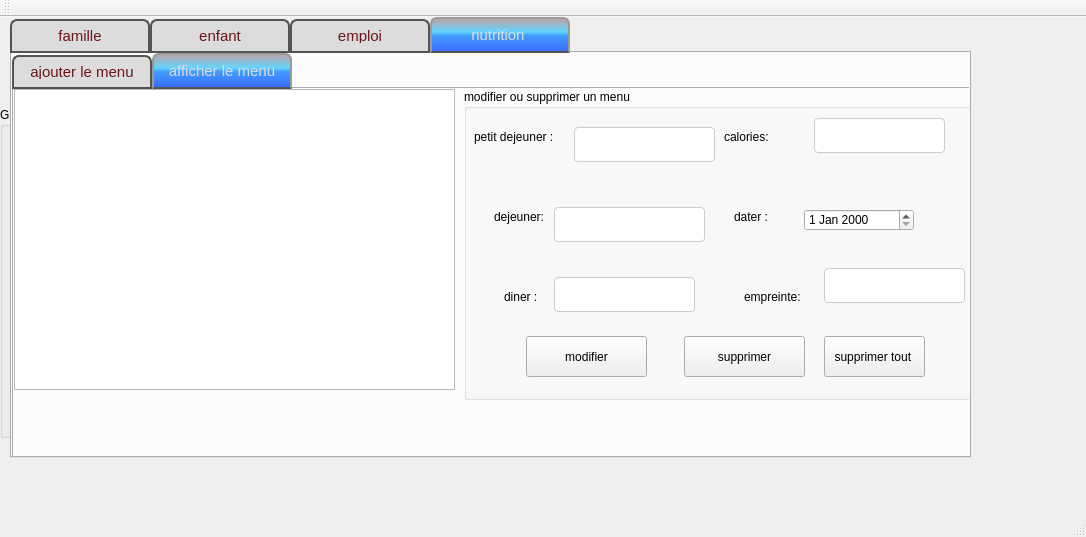
Before: the Qt Designer form mainwindow.ui in soumaya-nheri/Smart-parental-monitoring-system-2A27, drawn with Qt 5.
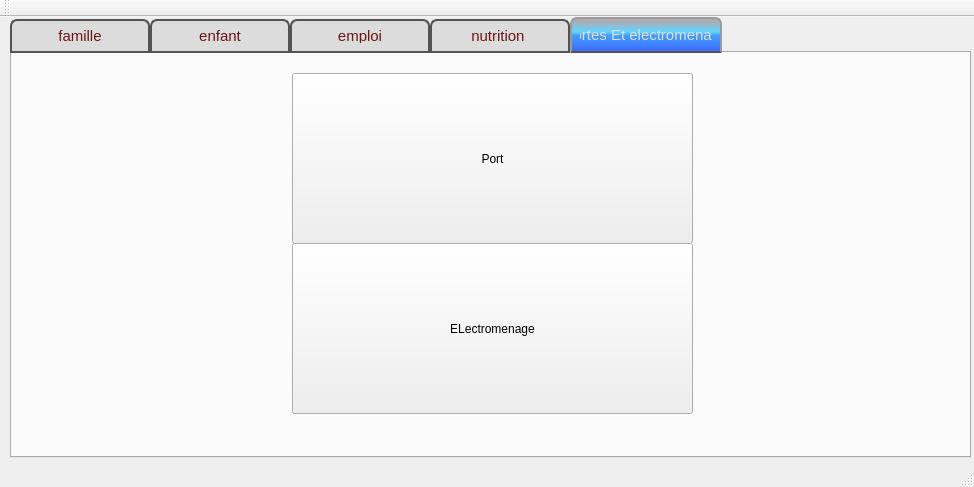
After: the same form once the commit is applied. Icons and pictures are not drawn.

What changed in the file:
```diff
--- a/mainwindow.ui
+++ b/mainwindow.ui
@@ -6,8 +6,8 @@
    <rect>
     <x>0</x>
     <y>0</y>
-    <width>1086</width>
-    <height>537</height>
+    <width>974</width>
+    <height>487</height>
    </rect>
   </property>
   <property name="windowTitle">
@@ -23,6 +23,12 @@
       <height>441</height>
      </rect>
     </property>
+    <property name="maximumSize">
+     <size>
+      <width>16777215</width>
+      <height>16777215</height>
+     </size>
+    </property>
     <property name="styleSheet">
      <string notr="true">QTabWidget::pane { /* The tab widget frame */
 	background-image: url(:/back/back.png);
@@ -72,7 +78,13 @@
 }</string>
     </property>
     <property name="currentIndex">
-     <number>3</number>
+     <number>4</number>
+    </property>
+    <property name="iconSize">
+     <size>
+      <width>16</width>
+      <height>16</height>
+     </size>
     </property>
     <widget class="QWidget" name="tab">
      <attribute name="title">
@@ -1466,22 +1478,38 @@
       </widget>
      </widget>
     </widget>
+    <widget class="QWidget" name="tab_15">
+     <attribute name="title">
+      <string>Portes Et electromenage</string>
+     </attribute>
+     <widget class="QPushButton" name="pushButton_2">
+      <property name="geometry">
+       <rect>
+        <x>280</x>
+        <y>190</y>
+        <width>401</width>
+        <height>171</height>
+       </rect>
+      </property>
+      <property name="text">
+       <string>ELectromenage</string>
+      </property>
+     </widget>
+     <widget class="QPushButton" name="port">
+      <property name="geometry">
+       <rect>
+        <x>280</x>
+        <y>20</y>
+        <width>401</width>
+        <height>171</height>
+       </rect>
+      </property>
+      <property name="text">
+       <string>Port</string>
+      </property>
+     </widget>
+    </widget>
    </widget>
-   <widget class="QGroupBox" name="groupBox_6">
-    <property name="geometry">
-     <rect>
-      <x>0</x>
-      <y>90</y>
-      <width>611</width>
-      <height>331</height>
-     </rect>
-    </property>
-    <property name="title">
-     <string>GroupBox</string>
-    </property>
-   </widget>
-   <zorder>groupBox_6</zorder>
-   <zorder>tabWidget</zorder>
   </widget>
   <widget class="QMenuBar" name="menuBar">
    <property name="geometry">
```
Left out of the diff: 3 changed lines with no effect on the pictures.
